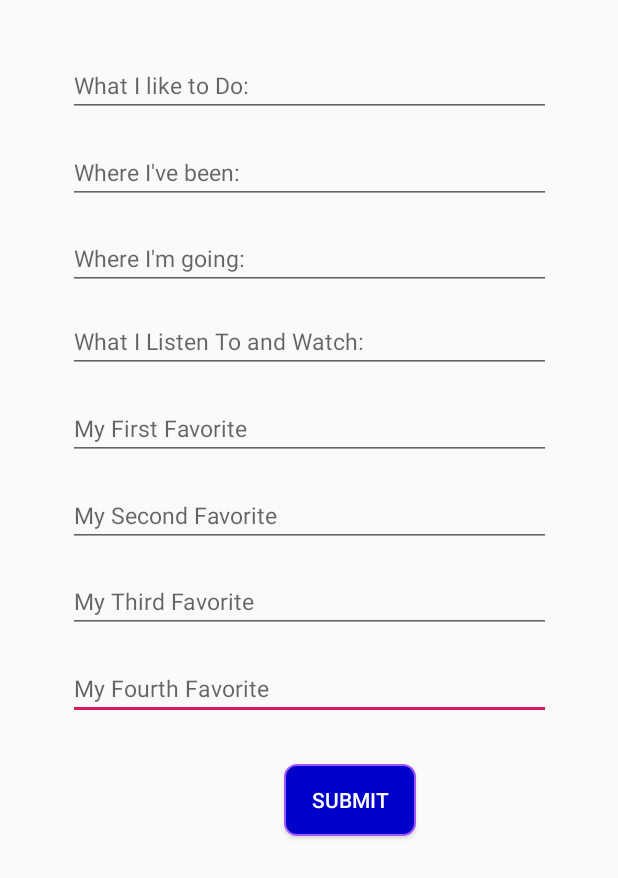
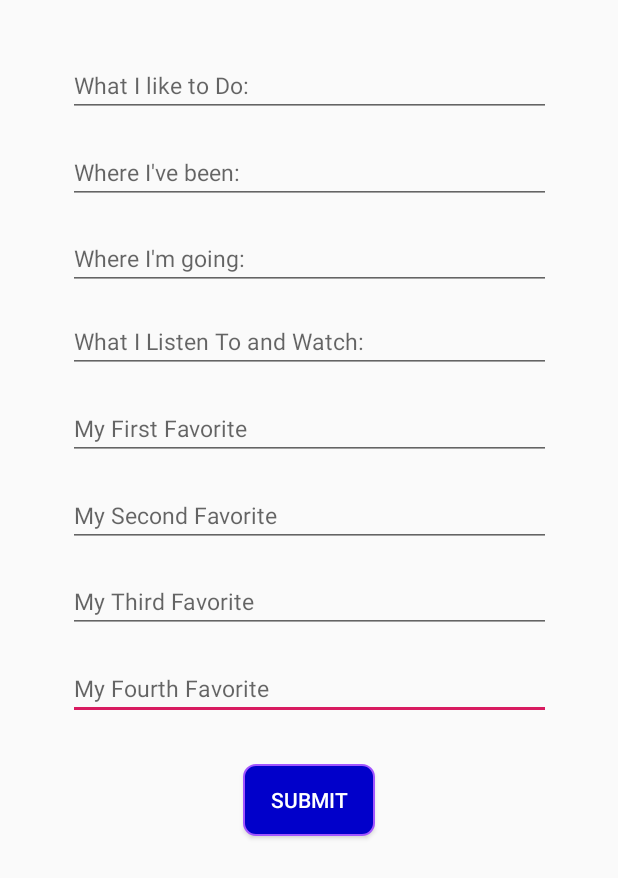
Before and after one commit to twofingerdeathpunch/FourActivityApp, an Android app: the EditProfile screen opened directly, with no data from a screen before it, on a phone screen of 412 x 824 dp. Shown: the top 878 px of the screen. Run offline under Robolectric (Android 15) with nearby library versions, the phone set to English and light mode, and no system bars; our stand-ins replace ButterKnife.

Commit message:
Fix Faves activity layout

```diff
--- a/app/src/main/res/layout/edit_profile_and_faves.xml
+++ b/app/src/main/res/layout/edit_profile_and_faves.xml
@@ -121,23 +121,13 @@
         android:id="@+id/buttonsubmit"
         android:layout_width="wrap_content"
         android:layout_height="48dp"
-        android:layout_marginStart="8dp"
         android:background="@drawable/roundedbuttons"
         android:text="Submit"
         android:textColor="@color/colorFourText"
         app:layout_constraintBottom_toTopOf="@+id/guideline9"
-        app:layout_constraintEnd_toStartOf="@+id/guideline5"
-        app:layout_constraintHorizontal_bias="0.5"
-        app:layout_constraintStart_toEndOf="@+id/guideline4"
-        app:layout_constraintStart_toStartOf="@+id/guideline4"
-        app:layout_constraintTop_toBottomOf="@+id/guideline7" />
-
-    <android.support.constraint.Guideline
-        android:id="@+id/guideline4"
-        android:layout_width="wrap_content"
-        android:layout_height="wrap_content"
-        android:orientation="vertical"
-        app:layout_constraintGuide_begin="20dp" />
+        app:layout_constraintTop_toBottomOf="@+id/guideline7"
+        app:layout_constraintStart_toStartOf="parent"
+        app:layout_constraintEnd_toEndOf="parent"/>
 
     <android.support.constraint.Guideline
         android:id="@+id/guideline5"
```
Also changed, not shown: app/src/main/res/layout/activity_faves.xml (+5 -7 lines).
